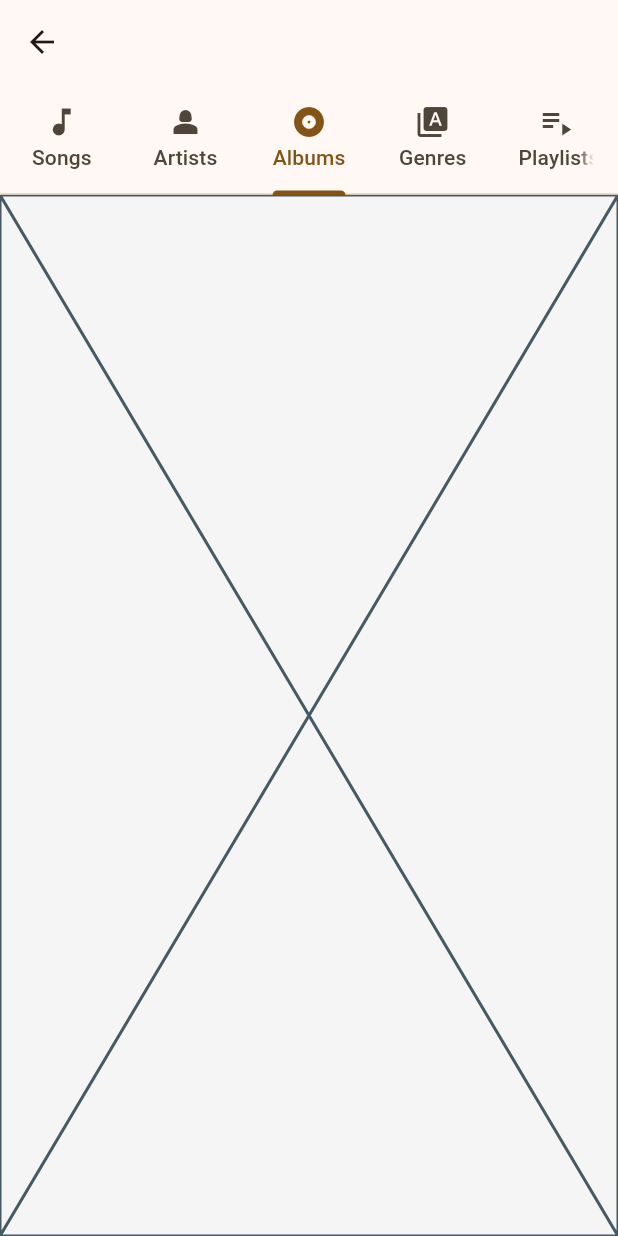
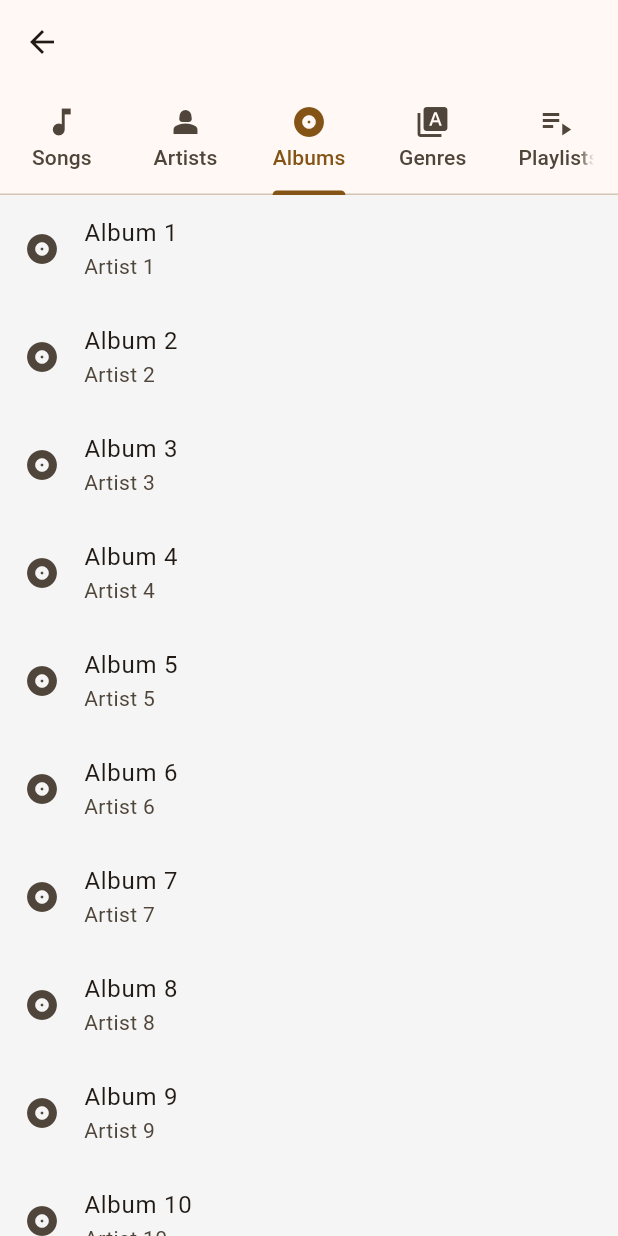
Before and after one commit to darlingson/vibes-music-player, a Flutter app: the LibraryScreen screen opened directly, tab 3 chosen, on a phone screen of 412 x 824 dp. Run offline on Flutter 3.47's test engine with Material 3 defaults, Android fonts, the phone set to English and light mode, and no system bars; Roboto replaces fonts that are missing (OpenSans).

Commit message:
added code show list of albums

```diff
--- a/lib/library_tabs/Albums.dart
+++ b/lib/library_tabs/Albums.dart
@@ -1,15 +1,48 @@
 import 'package:flutter/material.dart';
 
 class AlbumsTab extends StatefulWidget {
-  const AlbumsTab({super.key, required List jsonData});
+  final List<dynamic> jsonData;
+  const AlbumsTab({Key? key, required this.jsonData}) : super(key: key);
 
   @override
   State<AlbumsTab> createState() => _AlbumsTabState();
 }
 
 class _AlbumsTabState extends State<AlbumsTab> {
+  List<Map<String, String>> albumList = [];
+
+  void getAlbumsFromSonglist() {
+    for (var song in widget.jsonData) {
+      var album = song['album'];
+      var artist = song['artist'];
+      if (!albumList.any((element) => element['album'] == album)) {
+        albumList.add({'album': album, 'artist': artist});
+      }
+    }
+  }
+
+  @override
+  void initState() {
+    super.initState();
+    getAlbumsFromSonglist();
+  }
+
   @override
   Widget build(BuildContext context) {
-    return const Placeholder();
+    return ListView.builder(
+      itemCount: albumList.length,
+      itemBuilder: (context, index) {
+        var album = albumList[index]['album'];
+        var artist = albumList[index]['artist'];
+        return ListTile(
+          leading: Icon(Icons.album),
+          title: Text(album!),
+          subtitle: Text(artist!),
+          onTap: () {
+            print('Tapped on: $album');
+          },
+        );
+      },
+    );
   }
 }
```
